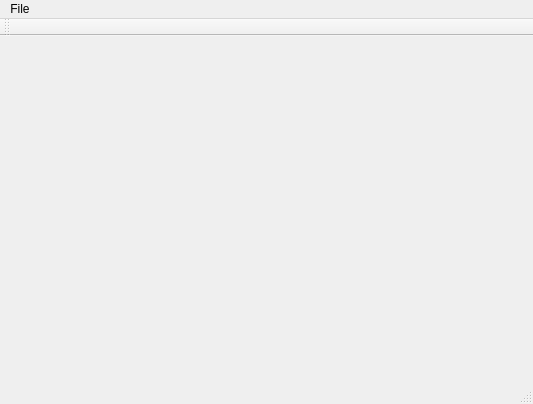
The window that qteditor/EditorMain.ui (qcdong2016/QCEditor) describes before a commit, drawn with Qt 5.
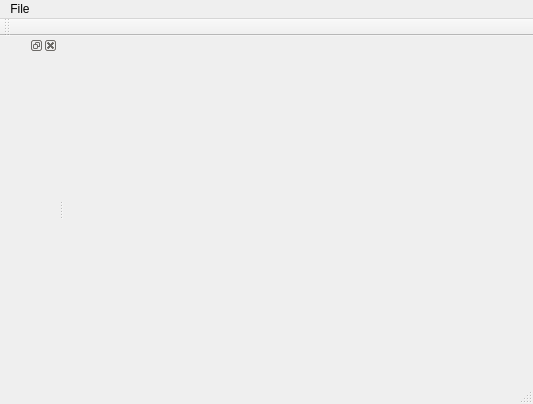
The same window after the commit.

What changed in the file:
```diff
--- a/qteditor/EditorMain.ui
+++ b/qteditor/EditorMain.ui
@@ -41,6 +41,12 @@
    </attribute>
   </widget>
   <widget class="QStatusBar" name="statusBar"/>
+  <widget class="QDockWidget" name="dockWidget_2">
+   <attribute name="dockWidgetArea">
+    <number>1</number>
+   </attribute>
+   <widget class="QWidget" name="dockWidgetContents_2"/>
+  </widget>
   <action name="action_Quit">
    <property name="text">
     <string>&amp;Quit</string>
```
